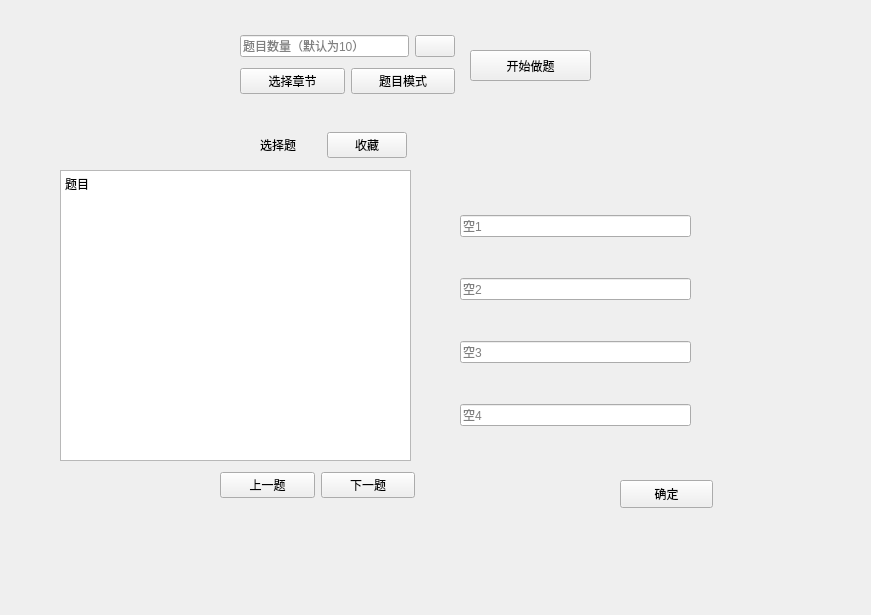
First picture: the form in exercise2.ui, repository Miss6111/BUAA-summer-python-E-Shared-Exercise-Platform, before the edit.
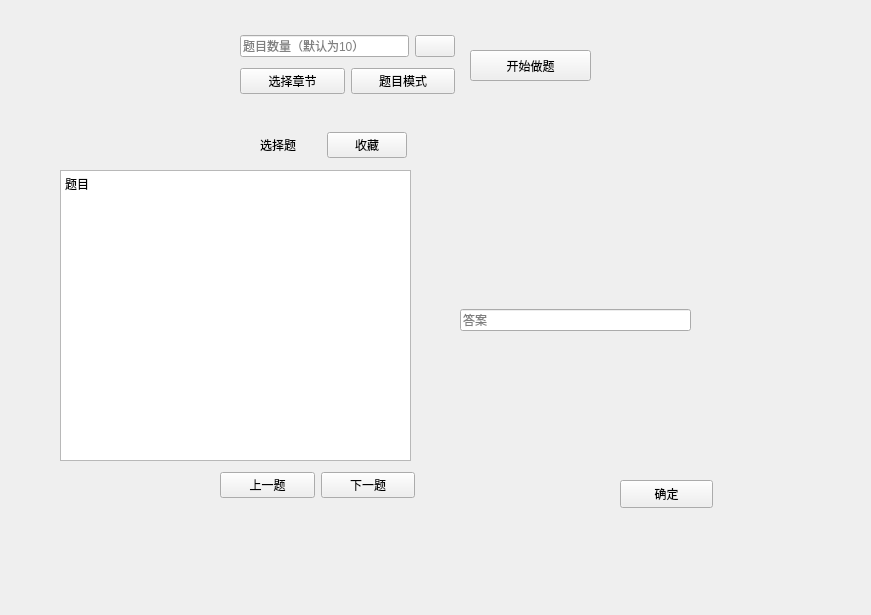
Second picture: the form after the edit. Icons and pictures are not drawn.

```diff
--- a/exercise2.ui
+++ b/exercise2.ui
@@ -78,31 +78,10 @@
       </rect>
      </property>
      <layout class="QVBoxLayout" name="verticalLayout_2">
-      <item>
-       <widget class="QLineEdit" name="lineEdit_2">
-        <property name="placeholderText">
-         <string>空1</string>
-        </property>
-       </widget>
-      </item>
-      <item>
-       <widget class="QLineEdit" name="lineEdit_3">
-        <property name="placeholderText">
-         <string>空2</string>
-        </property>
-       </widget>
-      </item>
-      <item>
-       <widget class="QLineEdit" name="lineEdit_4">
-        <property name="placeholderText">
-         <string>空3</string>
-        </property>
-       </widget>
-      </item>
       <item>
        <widget class="QLineEdit" name="lineEdit">
         <property name="placeholderText">
-         <string>空4</string>
+         <string>答案</string>
         </property>
        </widget>
       </item>
```
